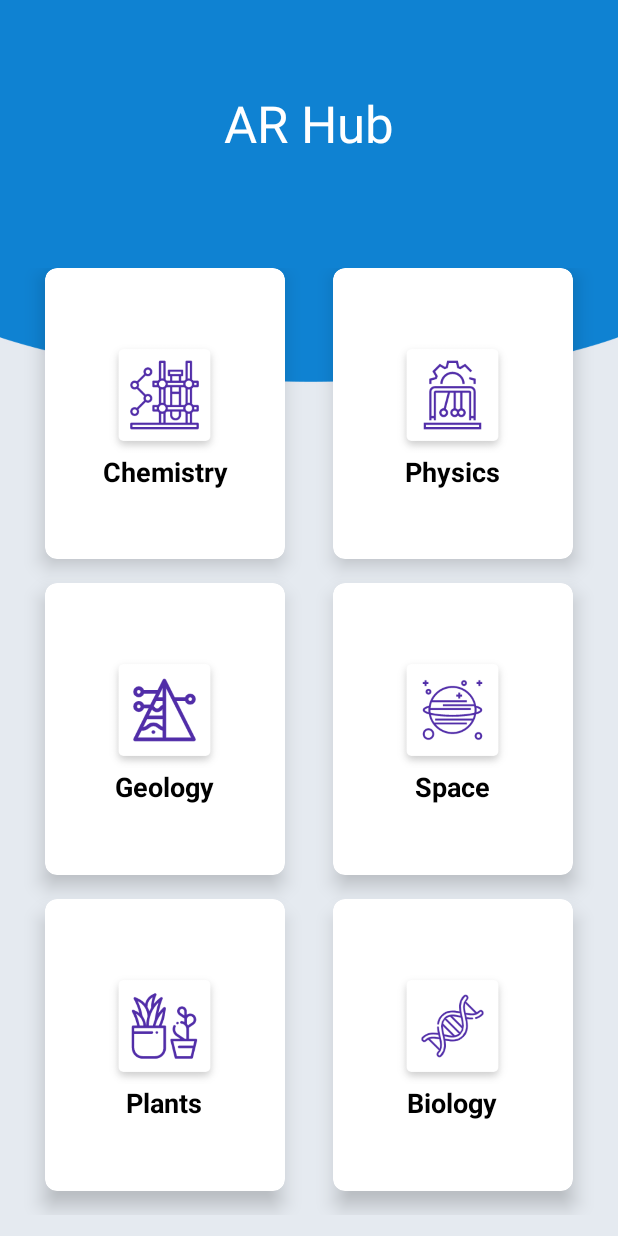
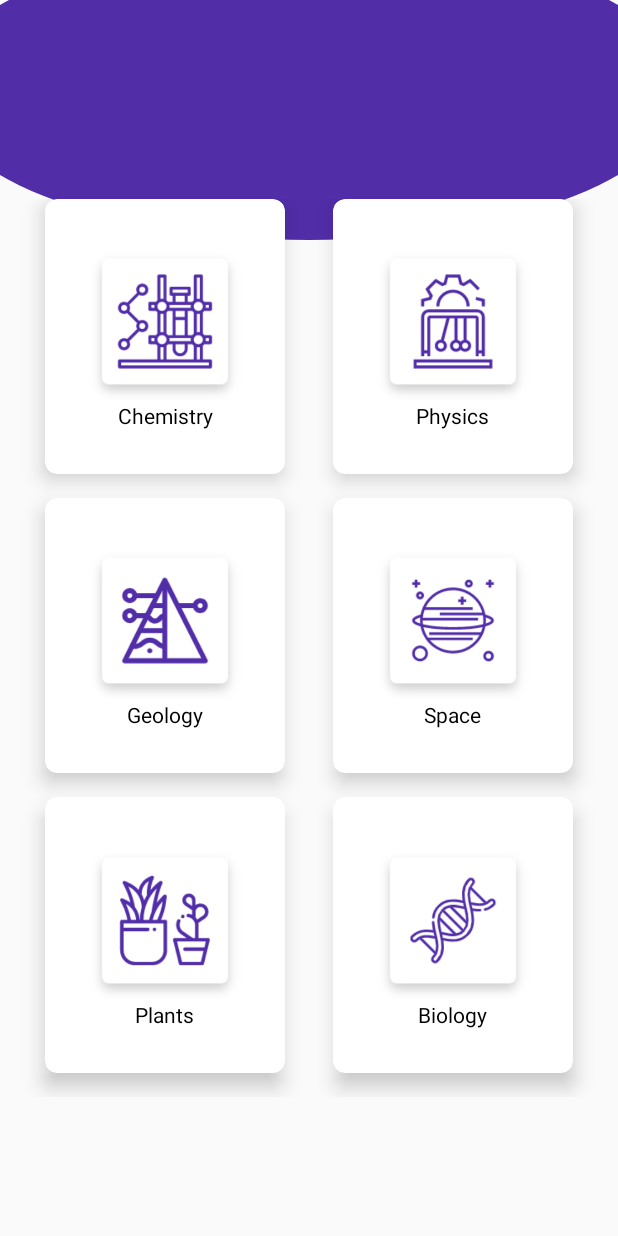
Before and after one commit to MostafaSolimanMO/ARHub, an Android app: the screen it shows after launch (MainActivity), on a phone screen of 412 x 824 dp. Run offline under Robolectric (Android 15) with nearby library versions, the phone set to English and light mode, and no system bars.

Commit message:
AR fragment

```diff
--- a/app/build.gradle
+++ b/app/build.gradle
@@ -3,6 +3,10 @@ apply plugin: 'com.google.ar.sceneform.plugin'
 
 android {
     compileSdkVersion 28
+    compileOptions {
+        sourceCompatibility JavaVersion.VERSION_1_8
+        targetCompatibility JavaVersion.VERSION_1_8
+    }
     defaultConfig {
         applicationId "com.example.elite.arhub"
         minSdkVersion 24
@@ -21,6 +25,7 @@ android {
 
 dependencies {
     implementation fileTree(dir: 'libs', include: ['*.jar'])
+    implementation "com.google.ar.sceneform.ux:sceneform-ux:1.12.0"
     implementation 'androidx.appcompat:appcompat:1.1.0'
     implementation 'androidx.constraintlayout:constraintlayout:1.1.3'
     testImplementation 'junit:junit:4.12'
--- /dev/null
+++ b/app/src/main/res/drawable/caurve_bg.xml
@@ -0,0 +1,14 @@
+<?xml version="1.0" encoding="utf-8"?>
+<layer-list xmlns:android="http://schemas.android.com/apk/res/android">
+
+    <item
+        android:width="500dp"
+        android:height="200dp"
+        android:gravity="top|center_horizontal"
+        android:top="-40dp">
+        <shape android:shape="oval">
+            <solid android:color="#512da8" />
+        </shape>
+    </item>
+
+</layer-list>
--- /dev/null
+++ b/app/src/main/res/layout/activity_fragment_ar.xml
@@ -0,0 +1,6 @@
+<?xml version="1.0" encoding="utf-8"?>
+<fragment xmlns:android="http://schemas.android.com/apk/res/android"
+    android:id="@+id/sceneform_fragment"
+    android:name="com.google.ar.sceneform.ux.ArFragment"
+    android:layout_width="match_parent"
+    android:layout_height="match_parent" />
--- a/app/src/main/res/layout/activity_main.xml
+++ b/app/src/main/res/layout/activity_main.xml
@@ -4,26 +4,12 @@
     xmlns:tools="http://schemas.android.com/tools"
     android:layout_width="match_parent"
     android:layout_height="match_parent"
-    android:background="@drawable/bg"
+    android:background="@drawable/caurve_bg"
     android:orientation="vertical"
+    android:gravity="center_vertical"
+    android:paddingTop="40dp"
     android:weightSum="10"
     tools:context=".MainActivity">
-
-    <RelativeLayout
-        android:layout_width="match_parent"
-        android:layout_height="0dp"
-        android:layout_weight="2">
-
-        <TextView
-            android:id="@+id/textGrid"
-            android:layout_width="wrap_content"
-            android:layout_height="wrap_content"
-            android:layout_centerInParent="true"
-            android:text="AR Hub"
-            android:textColor="#ffff"
-            android:textSize="34sp" />
-
-    </RelativeLayout>
 
     <GridLayout
         android:id="@+id/mainGrid"
@@ -59,8 +45,8 @@
                 android:orientation="vertical">
 
                 <ImageView
-                    android:layout_width="83dp"
-                    android:layout_height="77dp"
+                    android:layout_width="121dp"
+                    android:layout_height="106dp"
                     android:layout_gravity="center_horizontal"
                     android:src="@drawable/chemistry" />
 
@@ -70,8 +56,9 @@
                     android:text="Chemistry"
                     android:textAlignment="center"
                     android:textColor="#000"
-                    android:textSize="18sp"
-                    android:textStyle="bold" />
+                    android:layout_gravity="center"
+                    android:textSize="14sp"
+                    android:fontFamily="sans-serif" />
 
             </LinearLayout>
 
@@ -99,8 +86,8 @@
                 android:orientation="vertical">
 
                 <ImageView
-                    android:layout_width="83dp"
-                    android:layout_height="77dp"
+                    android:layout_width="121dp"
+                    android:layout_height="106dp"
                     android:layout_gravity="center_horizontal"
                     android:src="@drawable/physics" />
 
@@ -111,8 +98,8 @@
                     android:text="Physics"
                     android:textAlignment="center"
                     android:textColor="#000"
-                    android:textSize="18sp"
-                    android:textStyle="bold" />
+                    android:textSize="14sp"
+                    android:fontFamily="sans-serif" />
 
 
             </LinearLayout>
@@ -143,8 +130,8 @@
                 android:orientation="vertical">
 
                 <ImageView
-                    android:layout_width="83dp"
-                    android:layout_height="77dp"
+                    android:layout_width="121dp"
+                    android:layout_height="106dp"
                     android:layout_gravity="center_horizontal"
                     android:src="@drawable/geology" />
 
@@ -155,8 +142,8 @@
                     android:text="Geology"
                     android:textAlignment="center"
                     android:textColor="#000"
-                    android:textSize="18sp"
-                    android:textStyle="bold" />
+                    android:textSize="14sp"
+                   android:fontFamily="sans-serif" />
 
             </LinearLayout>
 
@@ -184,8 +171,8 @@
                 android:orientation="vertical">
 
                 <ImageView
-                    android:layout_width="83dp"
-                    android:layout_height="77dp"
+                    android:layout_width="121dp"
+                    android:layout_height="106dp"
                     android:layout_gravity="center_horizontal"
                     android:src="@drawable/space" />
 
@@ -196,8 +183,8 @@
                     android:text="Space"
                     android:textAlignment="center"
                     android:textColor="#000"
-                    android:textSize="18sp"
-                    android:textStyle="bold" />
+                    android:textSize="14sp"
+                    android:fontFamily="sans-serif"/>
 
             </LinearLayout>
 
@@ -227,8 +214,8 @@
                 android:orientation="vertical">
 
                 <ImageView
-                    android:layout_width="83dp"
-                    android:layout_height="77dp"
+                    android:layout_width="121dp"
+                    android:layout_height="106dp"
                     android:layout_gravity="center_horizontal"
                     android:src="@drawable/plant" />
 
@@ -239,8 +226,8 @@
                     android:text="Plants"
                     android:textAlignment="center"
                     android:textColor="#000"
-                    android:textSize="18sp"
-                    android:textStyle="bold" />
+                    android:textSize="14sp"
+                    android:fontFamily="sans-serif" />
 
             </LinearLayout>
 
@@ -268,8 +255,8 @@
                 android:orientation="vertical">
 
                 <ImageView
-                    android:layout_width="83dp"
-                    android:layout_height="77dp"
+                    android:layout_width="121dp"
+                    android:layout_height="106dp"
                     android:layout_gravity="center_horizontal"
                     android:src="@drawable/biology" />
 
@@ -280,8 +267,8 @@
                     android:text="Biology"
                     android:textAlignment="center"
                     android:textColor="#000"
-                    android:textSize="18sp"
-                    android:textStyle="bold" />
+                    android:textSize="14sp"
+                    android:fontFamily="sans-serif" />
             </LinearLayout>
 
         </androidx.cardview.widget.CardView>
@@ -289,6 +276,4 @@
     </GridLayout>
 
 
-
-
 </LinearLayout>
```
Also changed, not shown: app/src/main/AndroidManifest.xml (+13 -4 lines), app/src/main/java/com/example/elite/arhub/BiologyActivity.java (+14 -0 lines), app/src/main/java/com/example/elite/arhub/FragmentAr.java (added, +140 -0 lines), app/src/main/java/com/example/elite/arhub/ModelLoader.java (added, +40 -0 lines), app/src/main/java/com/example/elite/arhub/PointerDrawable.java (added, +54 -0 lines), app/src/main/java/com/example/elite/arhub/SpaceActivity.java (+13 -0 lines), 4 other files.
